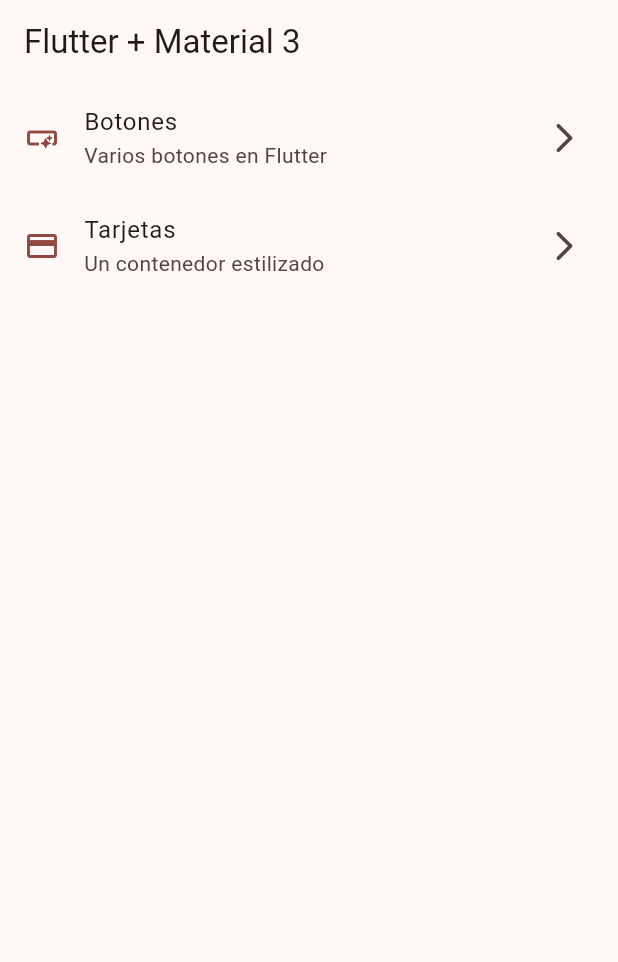
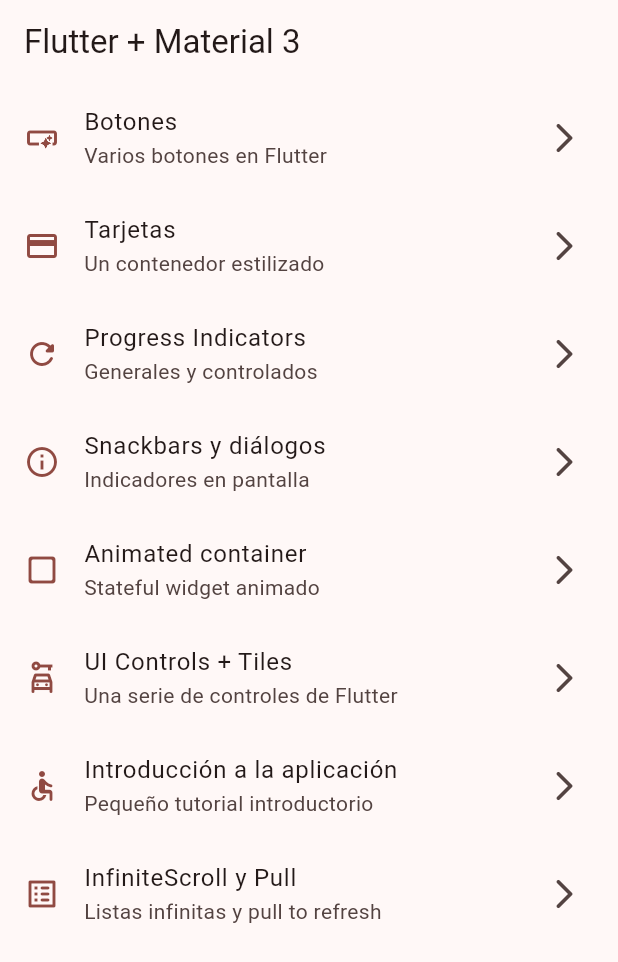
Before and after one commit to kevsalcedo/WidgetsApp, a Flutter app: the screen it shows after launch, on a phone screen of 412 x 824 dp. Shown: the top 962 px of the screen. Run offline on Flutter 3.47's test engine with Material 3 defaults, Android fonts, the phone set to English and light mode, and no system bars; our stand-ins replace go_router.

Commit message:
add menu items

```diff
--- a/lib/config/menu/menu_item.dart
+++ b/lib/config/menu/menu_item.dart
@@ -1,5 +1,4 @@
 import 'package:flutter/material.dart';
-
 
 class MenuItem {
   final String title;
@@ -7,30 +6,60 @@ class MenuItem {
   final String link;
   final IconData icon;
 
-  const MenuItem({
-    required this.title,
-    required this.subTitle,
-    required this.link,
-    required this.icon
-  });
+  const MenuItem(
+      {required this.title,
+      required this.subTitle,
+      required this.link,
+      required this.icon});
 }
 
-
 const appMenuItems = <MenuItem>[
-
   MenuItem(
     title: 'Botones',
     subTitle: 'Varios botones en Flutter',
     link: '/buttons',
-    icon: Icons.smart_button_outlined
+    icon: Icons.smart_button_outlined,
   ),
-
   MenuItem(
     title: 'Tarjetas',
     subTitle: 'Un contenedor estilizado',
     link: '/cards',
-    icon: Icons.credit_card
+    icon: Icons.credit_card,
   ),
-
-
+  MenuItem(
+    title: 'Progress Indicators',
+    subTitle: 'Generales y controlados',
+    link: '/progress',
+    icon: Icons.refresh_rounded,
+  ),
+  MenuItem(
+    title: 'Snackbars y diálogos',
+    subTitle: 'Indicadores en pantalla',
+    link: '/snackbars',
+    icon: Icons.info_outline,
+  ),
+  MenuItem(
+    title: 'Animated container',
+    subTitle: 'Stateful widget animado',
+    link: '/animated',
+    icon: Icons.check_box_outline_blank_rounded,
+  ),
+  MenuItem(
+    title: 'UI Controls + Tiles',
+    subTitle: 'Una serie de controles de Flutter',
+    link: '/ui-controls',
+    icon: Icons.car_rental_outlined,
+  ),
+  MenuItem(
+    title: 'Introducción a la aplicación',
+    subTitle: 'Pequeño tutorial introductorio',
+    link: '/tutorial',
+    icon: Icons.accessible_rounded,
+  ),
+  MenuItem(
+    title: 'InfiniteScroll y Pull',
+    subTitle: 'Listas infinitas y pull to refresh',
+    link: '/infinite',
+    icon: Icons.list_alt_rounded,
+  ),
 ];
```
